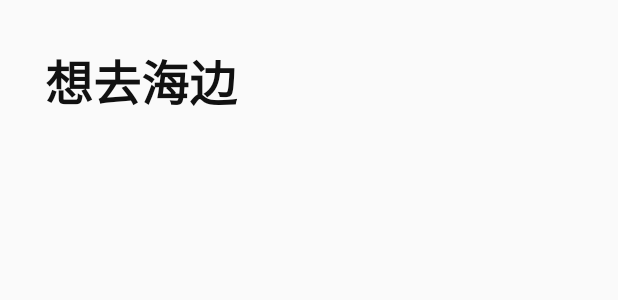
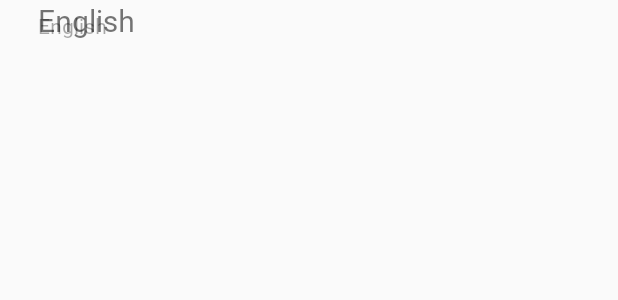
Before and after one commit to bakaEC/OnlineMusic, an Android app: the layout word_item.xml on its own in the app's theme, with its tools: preview values and no code run, on a phone screen of 412 x 824 dp. Shown: the top 300 px of the screen. Run offline under Robolectric (Android 15) with nearby library versions, the phone set to English and light mode, and no system bars.

Commit message:
匿名函数lambda优化，封装word对象

```diff
--- a/app/src/main/AndroidManifest.xml
+++ b/app/src/main/AndroidManifest.xml
@@ -43,7 +43,7 @@
         <activity android:name=".MusicPlayActivity" />
         <activity android:name=".MyWebActivity" />
         <activity android:name=".UserInfoActivity" />
-        <activity android:name=".WordLearningActivity" />
+        <activity android:name=".WordListActivity" />
         <activity android:name=".words.WordActivity" />
         <activity android:name=".words.Allwords" />
         <activity android:name=".words.Randomwords" />
--- a/app/src/main/java/com/u21/a0903_onlinemusic/OnlineTabPage.java
+++ b/app/src/main/java/com/u21/a0903_onlinemusic/OnlineTabPage.java
@@ -105,7 +105,7 @@ public class OnlineTabPage extends ActivityGroup implements TabHost.OnTabChangeL
         //设置标签页单个标签界面内容
         tabSpec.setIndicator(tablinears.get(2));
         //设置标签页分页Activity
-        tabSpec.setContent(new Intent(this, WordLearningActivity.class));
+        tabSpec.setContent(new Intent(this, WordListActivity.class));
         //添加分页内容
         tabHost.addTab(tabSpec);
 
--- a/app/src/main/res/layout/activity_main.xml
+++ b/app/src/main/res/layout/activity_main.xml
@@ -5,6 +5,7 @@
     android:id="@+id/linear"
     android:layout_width="match_parent"
     android:layout_height="match_parent"
+    android:background="@drawable/maoboli"
     android:orientation="vertical">
 
     <ScrollView
--- a/app/src/main/res/layout/word_item.xml
+++ b/app/src/main/res/layout/word_item.xml
@@ -1,18 +1,23 @@
 <?xml version="1.0" encoding="utf-8"?>
 <LinearLayout xmlns:android="http://schemas.android.com/apk/res/android"
-    android:orientation="horizontal"
+    android:orientation="vertical"
     android:layout_width="match_parent"
-    android:layout_height="wrap_content">
-
+    android:layout_height="match_parent">
     <TextView
-        android:id="@+id/TextView"
-        android:layout_width="wrap_content"
+        android:id="@+id/itemword"
+        android:layout_width="match_parent"
         android:layout_height="wrap_content"
-        android:textSize="32sp"
-        android:textStyle="bold"
-        android:textColor="#111111"
-        android:layout_margin="30dp"
-        android:layout_gravity="center_vertical"
-        android:text="想去海边" />
+        android:layout_marginLeft="25dp"
+        android:textSize="20dp"
+        android:text="English"/>
+    <TextView
+        android:id="@+id/itemexp"
+        android:layout_width="match_parent"
+        android:layout_height="wrap_content"
+        android:layout_marginTop="-20dp"
+        android:textColor="#55000000"
+        android:layout_marginLeft="25dp"
+        android:textSize="14dp"
+        android:text="English"/>
 
 </LinearLayout>
```
Also changed, not shown: app/src/main/java/com/u21/a0903_onlinemusic/MainActivity.java (+13 -19 lines), app/src/main/java/com/u21/a0903_onlinemusic/WordListActivity.java (renamed from app/src/main/java/com/u21/a0903_onlinemusic/WordLearningActivity.java, +5 -9 lines), app/src/main/java/com/u21/a0903_onlinemusic/entity/Word.java (added, +27 -0 lines), app/src/main/java/com/u21/a0903_onlinemusic/viewholder/WordViewHolder.java (added, +16 -0 lines), app/src/main/java/com/u21/a0903_onlinemusic/words/Allwords.java (+12 -20 lines), app/src/main/java/com/u21/a0903_onlinemusic/words/WordActivity.java (+10 -17 lines).
